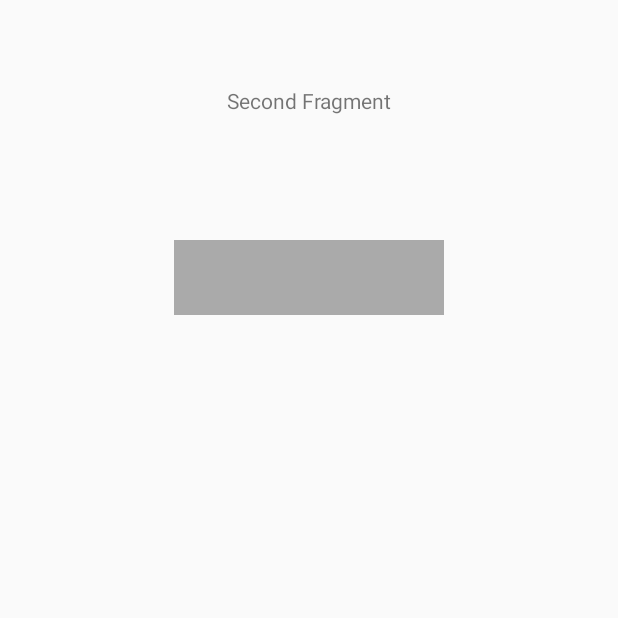
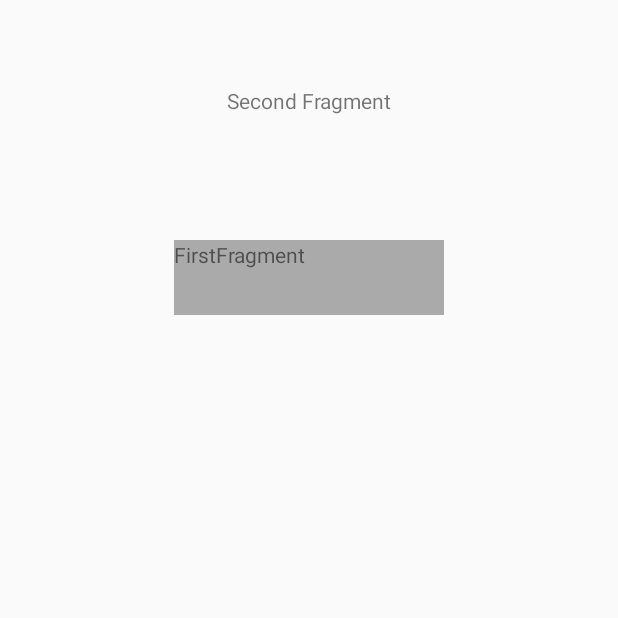
Before and after one commit to TrungMDang/AndroidApps, an Android app: the screen it shows after launch (MainActivity), after a tap on "NEXT", on a phone screen of 412 x 824 dp, the top half of it. Run offline under Robolectric (Android 15) with nearby library versions, the phone set to English and light mode, and no system bars.

Commit message:
Navigation, data passing to next fragment, and exit work.

```diff
--- a/ThreeFragmentApp/app/src/main/java/com/android/trung/threefragmentapp/FirstFragment.java
+++ b/ThreeFragmentApp/app/src/main/java/com/android/trung/threefragmentapp/FirstFragment.java
@@ -11,8 +11,9 @@ import android.widget.TextView;
 
 /**
  * Created by trung on 1/27/18.
+ *
+ *
  */
-
 public class FirstFragment extends Fragment {
 
     public static final int FRAG_ID = 0;
@@ -25,6 +26,7 @@ public class FirstFragment extends Fragment {
 
     private String mName;
 
+    private String mData;
     /**
      * Check to make sure on fragment attachment to activity, the activity
      * must implement the interface onItemSelectedListener.
@@ -45,7 +47,8 @@ public class FirstFragment extends Fragment {
     @Override
     public void onCreate(Bundle savedInstanceState) {
         super.onCreate(savedInstanceState);
-
+        if (savedInstanceState != null)
+            mData = (String) savedInstanceState.get(MainActivity.DATA);
         //TODO Receive data from 3rd fragment
     }
 
@@ -60,27 +63,33 @@ public class FirstFragment extends Fragment {
     @Override
     public void onActivityCreated(final Bundle savedInstanceState) {
         super.onActivityCreated(savedInstanceState);
-        Bundle b = getArguments();
+        final Bundle b = getArguments();
         if (b != null) {
             mName = (String) b.get(MainActivity.NAME);
             System.out.println("mName: " + mName);
-        }
+            final String className = this.getClass().getSimpleName();
             TextView tv = getActivity().findViewById(R.id.textView2);
             if (tv != null && tv.getVisibility() == View.VISIBLE) {
                 tv.setText(mName);
                 tv.setGravity(TextView.TEXT_ALIGNMENT_CENTER);
             }
-
-
+            tv = getActivity().findViewById(R.id.textViewF_1);
+            if (tv != null && tv.getVisibility() == View.VISIBLE) {
+                tv.setText((String) b.get(MainActivity.DATA));
+                tv.setGravity(TextView.TEXT_ALIGNMENT_CENTER);
+            }
             final Button button = getActivity().findViewById(R.id.button);
             if (button != null && button.getVisibility() == View.VISIBLE) {
                 button.setOnClickListener(new View.OnClickListener() {
                     @Override
                     public void onClick(View view) {
-                    mListener.onButtonSelected("Button first selected", FRAG_ID, savedInstanceState);
+                        mListener.onButtonSelected(className, FRAG_ID,
+                                savedInstanceState);
                     }
                 });
             }
+        }
+
     }
 
     @Override
--- a/ThreeFragmentApp/app/src/main/java/com/android/trung/threefragmentapp/MainActivity.java
+++ b/ThreeFragmentApp/app/src/main/java/com/android/trung/threefragmentapp/MainActivity.java
@@ -1,26 +1,23 @@
 package com.android.trung.threefragmentapp;
 
-import android.content.Context;
 import android.os.Bundle;
 import android.support.v4.app.Fragment;
+import android.support.v4.app.FragmentActivity;
 import android.support.v4.app.FragmentManager;
-import android.support.v4.app.FragmentActivity;
 import android.support.v4.app.FragmentTransaction;
-import android.support.v4.util.TimeUtils;
-import android.widget.Toast;
 
 import org.json.JSONException;
 import org.json.JSONObject;
 
 import java.io.IOException;
 import java.io.InputStream;
-import java.sql.Time;
 
 public class MainActivity extends FragmentActivity implements OnItemSelectedListener, OnDetachListener {
 
     public static final short FRAG_ADD = 0;
     public static final short FRAG_REPLACE = 1;
     public static final String NAME = "Name";
+    public static final String DATA = "Data";
 
 
 
@@ -30,7 +27,7 @@ public class MainActivity extends FragmentActivity implements OnItemSelectedList
         setContentView(R.layout.activity_main);
         String jsonIn = getJSONInput("data/first_frag.json");
         FragmentManager fm = getSupportFragmentManager();
-        initializeNewFrag(FRAG_ADD, jsonIn, fm, savedInstanceState);
+        initializeNewFrag(FRAG_ADD, null, jsonIn, fm, savedInstanceState);
         System.out.println(this.getLocalClassName() + " created");
     }
 
@@ -59,32 +56,31 @@ public class MainActivity extends FragmentActivity implements OnItemSelectedList
 
 
     @Override
-    public boolean onButtonSelected(String text, int fragID, Bundle savedInstanceState) {
-        System.out.println("Button selected");
-        Context context = getApplicationContext();
-        Toast toast = Toast.makeText(context, text + " " + fragID, Toast.LENGTH_SHORT);
-        toast.show();
+    public boolean onButtonSelected(String className, int fragID, Bundle savedInstanceState) {
 
         FragmentManager fm = getSupportFragmentManager();
         String jsonIn = null;
+        className = className + " ";
         switch (fragID) {
             case 0:     //First fragment button was selected
                 jsonIn = getJSONInput("data/second_frag.json");
-                initializeNewFrag(FRAG_REPLACE, jsonIn, fm, savedInstanceState);
+                initializeNewFrag(FRAG_REPLACE, className, jsonIn, fm, savedInstanceState);
+
                 break;
             case 1:     //Second fragment button was selected
                 jsonIn = getJSONInput("data/third_frag.json");
-                initializeNewFrag(FRAG_REPLACE, jsonIn, fm, savedInstanceState);
+                initializeNewFrag(FRAG_REPLACE, className, jsonIn, fm, savedInstanceState);
                 break;
             case 2:
                 jsonIn = getJSONInput("data/first_frag.json");
-                initializeNewFrag(FRAG_REPLACE, jsonIn, fm, savedInstanceState);
+                initializeNewFrag(FRAG_REPLACE, className, jsonIn, fm, savedInstanceState);
                 break;
         }
         return false;
     }
 
-    private void initializeNewFrag(short type, String jsonIn, FragmentManager fm, Bundle savedInstanceState) {
+    private void initializeNewFrag(short type, String className,
+                                   String jsonIn, FragmentManager fm, Bundle savedInstanceState) {
         // Create a new Fragment to be placed in the activity layout
         Fragment fragment = null;
         try {
@@ -105,8 +101,9 @@ public class MainActivity extends FragmentActivity implements OnItemSelectedList
                     return;
                 }
                 //Reflection
+                Class fragmentClass = null;
                 try {
-                    Class fragmentClass = Class.forName(classpath);
+                    fragmentClass = Class.forName(classpath);
                     fragment = (Fragment) fragmentClass.newInstance();
 
 
@@ -117,11 +114,10 @@ public class MainActivity extends FragmentActivity implements OnItemSelectedList
                 } catch (InstantiationException e) {
                     e.printStackTrace();
                 }
-
                 Bundle b = new Bundle();
                 b.putString(NAME, name);
+                b.putString(DATA, className);
                 fragment.setArguments(b);
-
                 if (type == FRAG_ADD) {
                     // Add the fragment to the 'fragment_container' ConstraintLayout
                     fragmentTransaction.add(R.id.frame_container, fragment);
--- a/ThreeFragmentApp/app/src/main/java/com/android/trung/threefragmentapp/SecondFragment.java
+++ b/ThreeFragmentApp/app/src/main/java/com/android/trung/threefragmentapp/SecondFragment.java
@@ -21,6 +21,13 @@ public class SecondFragment extends Fragment  {
 
     private String mName;
 
+    private String mData;
+
+
+    @Override
+    public void onCreate(Bundle savedInstanceState) {
+        super.onCreate(savedInstanceState);
+    }
     /**
      * Check to make sure on fragment attachment to activity, the activity
      * must implement the interface onItemSelectedListener.
@@ -53,22 +60,30 @@ public class SecondFragment extends Fragment  {
         if (b != null) {
             mName = (String) b.get(MainActivity.NAME);
             System.out.println("mName: " + mName);
-        }
+            final String className = this.getClass().getSimpleName();
 
             TextView tv = getActivity().findViewById(R.id.textView3);
             if (tv != null && tv.getVisibility() == View.VISIBLE) {
                 tv.setText(mName);
                 tv.setGravity(TextView.TEXT_ALIGNMENT_CENTER);
+
             }
-
+            final TextView tv1 = getActivity().findViewById(R.id.textViewS_1);
+            if (tv1 != null && tv1.getVisibility() == View.VISIBLE) {
+                tv1.setText((String) b.get(MainActivity.DATA));
+                tv1.setGravity(TextView.TEXT_ALIGNMENT_CENTER);
+            }
             final Button button = getActivity().findViewById(R.id.button);
             if (button != null && button.getVisibility() == View.VISIBLE) {
                 button.setOnClickListener(new View.OnClickListener() {
                     @Override
                     public void onClick(View view) {
-                    mListener.onButtonSelected("Button second selected", FRAG_ID, savedInstanceState);
+                        mListener.onButtonSelected(tv1.getText() + className, FRAG_ID,
+                                savedInstanceState);
                     }
                 });
             }
+
         }
     }
+}
--- a/ThreeFragmentApp/app/src/main/res/layout/first_frag.xml
+++ b/ThreeFragmentApp/app/src/main/res/layout/first_frag.xml
@@ -17,7 +17,7 @@
         android:layout_marginTop="8dp"
         android:gravity="center"
         android:textAlignment="center"
-        app:layout_constraintBottom_toTopOf="@+id/textView"
+        app:layout_constraintBottom_toTopOf="@+id/textViewF_1"
         app:layout_constraintEnd_toEndOf="parent"
         app:layout_constraintStart_toStartOf="parent"
         app:layout_constraintTop_toTopOf="parent" />
@@ -34,10 +34,10 @@
         app:layout_constraintBottom_toBottomOf="parent"
         app:layout_constraintEnd_toEndOf="parent"
         app:layout_constraintStart_toStartOf="parent"
-        app:layout_constraintTop_toBottomOf="@+id/textView" />
+        app:layout_constraintTop_toBottomOf="@+id/textViewF_1" />
 
     <TextView
-        android:id="@+id/textView"
+        android:id="@+id/textViewF_1"
         android:layout_width="180dp"
         android:layout_height="50dp"
         android:layout_marginEnd="8dp"
--- a/ThreeFragmentApp/app/src/main/res/layout/second_frag.xml
+++ b/ThreeFragmentApp/app/src/main/res/layout/second_frag.xml
@@ -15,7 +15,7 @@
         android:layout_marginTop="8dp"
         android:gravity="center"
         android:textAlignment="center"
-        app:layout_constraintBottom_toTopOf="@+id/textView"
+        app:layout_constraintBottom_toTopOf="@+id/textViewS_1"
         app:layout_constraintEnd_toEndOf="parent"
         app:layout_constraintStart_toStartOf="parent"
         app:layout_constraintTop_toTopOf="parent" />
@@ -32,10 +32,10 @@
         app:layout_constraintBottom_toBottomOf="parent"
         app:layout_constraintEnd_toEndOf="parent"
         app:layout_constraintStart_toStartOf="parent"
-        app:layout_constraintTop_toBottomOf="@+id/textView" />
+        app:layout_constraintTop_toBottomOf="@+id/textViewS_1" />
 
     <TextView
-        android:id="@+id/textView"
+        android:id="@+id/textViewS_1"
         android:layout_width="180dp"
         android:layout_height="50dp"
         android:layout_marginEnd="8dp"
--- a/ThreeFragmentApp/app/src/main/res/layout/third_frag.xml
+++ b/ThreeFragmentApp/app/src/main/res/layout/third_frag.xml
@@ -15,7 +15,7 @@
         android:layout_marginTop="8dp"
         android:gravity="center"
         android:textAlignment="center"
-        app:layout_constraintBottom_toTopOf="@+id/textView"
+        app:layout_constraintBottom_toTopOf="@+id/textViewT_1"
         app:layout_constraintEnd_toEndOf="parent"
         app:layout_constraintStart_toStartOf="parent"
         app:layout_constraintTop_toTopOf="parent" />
@@ -32,10 +32,10 @@
         app:layout_constraintBottom_toBottomOf="parent"
         app:layout_constraintEnd_toEndOf="parent"
         app:layout_constraintStart_toStartOf="parent"
-        app:layout_constraintTop_toBottomOf="@+id/textView" />
+        app:layout_constraintTop_toBottomOf="@+id/textViewT_1" />
 
     <TextView
-        android:id="@+id/textView"
+        android:id="@+id/textViewT_1"
         android:layout_width="180dp"
         android:layout_height="50dp"
         android:layout_marginEnd="8dp"
```
Also changed, not shown: ThreeFragmentApp/app/src/main/java/com/android/trung/threefragmentapp/ThirdFragment.java (+19 -6 lines). Lines whose indentation alone changed are shown as unchanged.
